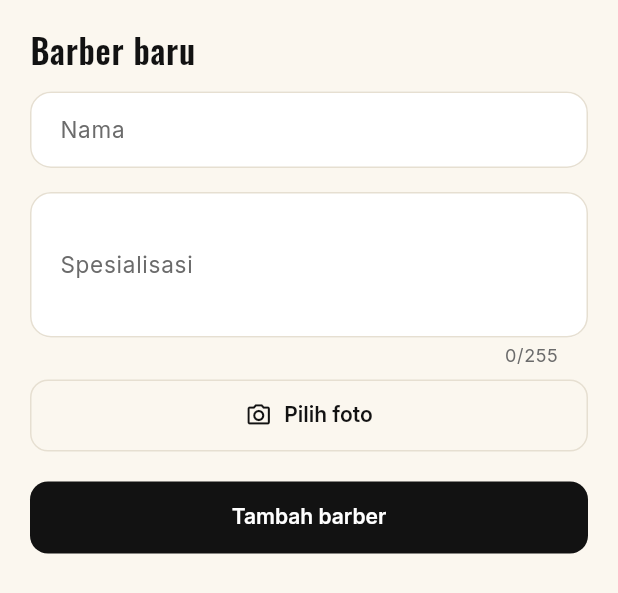
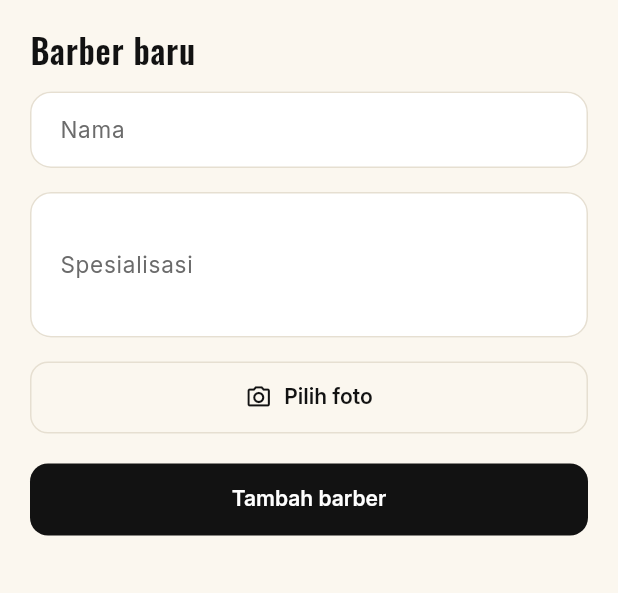
Before and after one commit to Fictophilians/FadeIn, a Flutter app: the _FormBarber widget shown alone on an empty page, opened directly, on a phone screen of 412 x 824 dp. Shown: the top 593 px of the screen. Run offline on Flutter 3.47's test engine with Material 3 defaults, Android fonts, the phone set to English and light mode, and no system bars; our stand-ins replace flutter_secure_storage, image_picker; accounts and stored records are empty; network calls fail; statements that could not run were skipped.

Commit message:
fix(ui): form tambah layanan & barber ramah layar HP
Tombol simpan sebelumnya tertutup navigation bar karena bottom sheet memang menempel ke dasar layar. Padding bawah kini menambahkan inset navigasi (otomatis 0 saat keyboard terbuka). Counter maxLength disembunyikan agar jarak antar field seragam 16, dan sheet diberi drag handle berwarna border.

```diff
--- a/fadein-frontend/lib/constants/theme.dart
+++ b/fadein-frontend/lib/constants/theme.dart
@@ -320,6 +320,7 @@ abstract final class AppTheme {
         modalBackgroundColor: AppColors.surface,
         elevation: 0,
         modalElevation: 0,
+        dragHandleColor: AppColors.border,
         shape: RoundedRectangleBorder(
           borderRadius: BorderRadius.vertical(
             top: Radius.circular(AppRadius.sheet),
--- a/fadein-frontend/lib/pages/AdminBarberPage.dart
+++ b/fadein-frontend/lib/pages/AdminBarberPage.dart
@@ -77,6 +77,7 @@ class AdminBarberPageState extends State<AdminBarberPage> {
     final berhasil = await showModalBottomSheet<bool>(
       context: context,
       isScrollControlled: true,
+      showDragHandle: true,
       builder: (_) => _FormBarber(barber: barber),
     );
 
@@ -391,11 +392,13 @@ class _FormBarberState extends State<_FormBarber> {
         bottom: MediaQuery.viewInsetsOf(context).bottom,
       ),
       child: SingleChildScrollView(
-        padding: const EdgeInsets.fromLTRB(
+        padding: EdgeInsets.fromLTRB(
           AppSpacing.screenH,
           AppSpacing.lg,
           AppSpacing.screenH,
-          AppSpacing.lg,
+          // jarak desain + area navigation bar. MediaQuery.padding otomatis
+          // menjadi 0 saat keyboard terbuka, jadi tidak ada celah ganda.
+          AppSpacing.lg + MediaQuery.paddingOf(context).bottom,
         ),
         child: Form(
           key: _formKey,
@@ -427,9 +430,12 @@ class _FormBarberState extends State<_FormBarber> {
                 decoration: const InputDecoration(
                   labelText: 'Spesialisasi',
                   hintText: 'mis. Spesialis fade dan pompadour.',
+                  // batas 255 karakter tetap berlaku, counter disembunyikan
+                  // supaya jarak ke tombol foto tetap 16
+                  counterText: '',
                 ),
               ),
-              const SizedBox(height: AppSpacing.xs),
+              const SizedBox(height: AppSpacing.md),
               FadeInButton(
                 label: _fotoBaru != null
                     ? 'Ganti foto'
```
Also changed, not shown: fadein-frontend/lib/pages/AdminServicePage.dart (+9 -3 lines), 1 other file.
